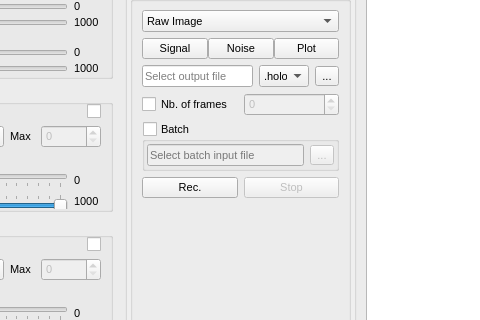
DigitalHolography/Holovibes, file Holovibes/mainwindow.ui: the form before one commit; both pictures show x 568 to 1048 and y 240 to 560 of the 1210 by 798 pixel window.
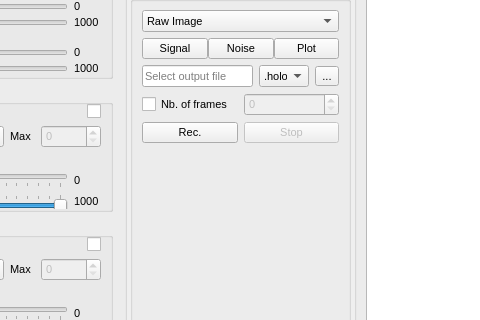
The form after the commit. Custom widgets are drawn as their Qt base class.

Commit message: refacto(setting): delete the BatchEnabled and the BathInputFile settings and remove them from the UI

```diff
--- a/Holovibes/mainwindow.ui
+++ b/Holovibes/mainwindow.ui
@@ -2976,69 +2976,6 @@
                  </item>
                 </layout>
                </item>
-               <item>
-                <widget class="QGroupBox" name="BatchGroupBox">
-                 <property name="title">
-                  <string>Batch</string>
-                 </property>
-                 <property name="checkable">
-                  <bool>true</bool>
-                 </property>
-                 <property name="checked">
-                  <bool>false</bool>
-                 </property>
-                 <layout class="QVBoxLayout" name="verticalLayout_19">
-                  <property name="leftMargin">
-                   <number>2</number>
-                  </property>
-                  <property name="topMargin">
-                   <number>2</number>
-                  </property>
-                  <property name="rightMargin">
-                   <number>2</number>
-                  </property>
-                  <property name="bottomMargin">
-                   <number>2</number>
-                  </property>
-                  <item>
-                   <layout class="QHBoxLayout" name="batchFileSelectionLayout">
-                    <property name="spacing">
-                     <number>6</number>
-                    </property>
-                    <item>
-                     <widget class="holovibes::gui::Drag_drop_lineedit" name="BatchInputPathLineEdit">
-                      <property name="inputMask">
-                       <string/>
-                      </property>
-                      <property name="text">
-                       <string/>
-                      </property>
-                      <property name="dragEnabled">
-                       <bool>false</bool>
-                      </property>
-                      <property name="readOnly">
-                       <bool>true</bool>
-                      </property>
-                      <property name="placeholderText">
-                       <string>Select batch input file</string>
-                      </property>
-                     </widget>
-                    </item>
-                    <item>
-                     <widget class="QToolButton" name="BatchInputBrowseToolButton">
-                      <property name="toolTip">
-                       <string>Allow batch file reading</string>
-                      </property>
-                      <property name="text">
-                       <string>...</string>
-                      </property>
-                     </widget>
-                    </item>
-                   </layout>
-                  </item>
-                 </layout>
-                </widget>
-               </item>
                <item>
                 <layout class="QHBoxLayout" name="recordPushButtonsLayout">
                  <item>
```
Left out of the diff: 50 changed lines with no effect on the pictures. The commit also changes 11 other files.
